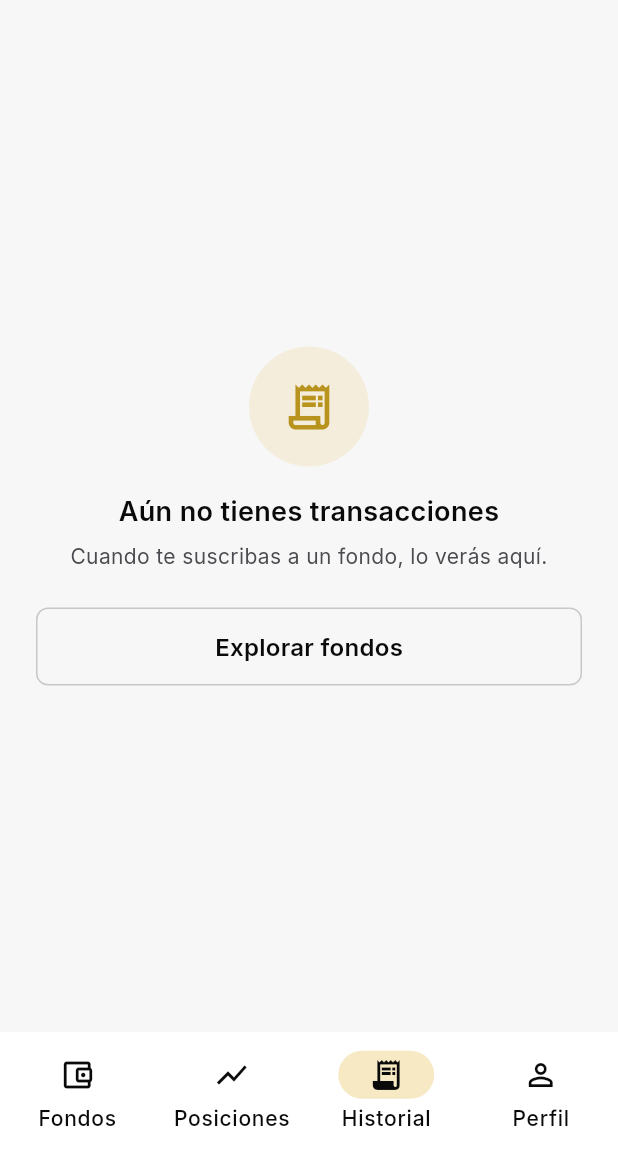
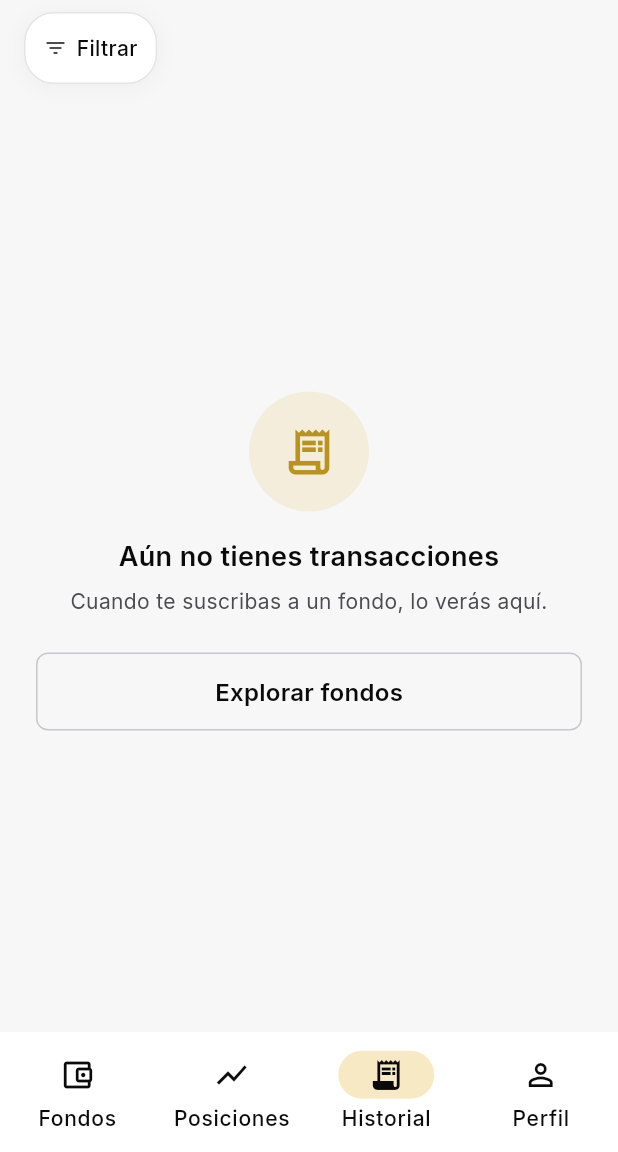
Before and after one commit to jhonsua/btg-funds-app, a Flutter app: the screen it shows after launch, item 3 of the bottom bar chosen, on a phone screen of 412 x 824 dp, the part 84-1236 px from its top. Run offline on Flutter 3.47's test engine with Material 3 defaults, Android fonts, the light colour scheme and no system bars; our stand-ins replace dartz, fl_chart, flutter_riverpod, freezed_annotation, go_router, shared_preferences.

Commit message:
feat: chip 'Filtrar' descubrible en TransactionsScreen (Etapa 7.5)
Antes: filtros accesibles solo vía icono en AppBar — patrón
power-user, poco descubrible para usuarios no técnicos.

Ahora: FilterTriggerChip 'Filtrar' visible debajo del título,
junto a los chips de filtros activos. Doble entrada al sheet:
chip principal (descubrimiento) + icono AppBar (atajo).
En 320dp los chips usan Wrap para fluir a línea siguiente.

```diff
--- a/lib/features/transactions/presentation/screens/transactions_screen.dart
+++ b/lib/features/transactions/presentation/screens/transactions_screen.dart
@@ -7,6 +7,7 @@ import 'package:btg_funds_app/core/utils/responsive.dart';
 import 'package:btg_funds_app/features/transactions/presentation/providers/providers.dart';
 import 'package:btg_funds_app/features/transactions/presentation/widgets/active_filters_chip.dart';
 import 'package:btg_funds_app/features/transactions/presentation/widgets/filter_bottom_sheet.dart';
+import 'package:btg_funds_app/features/transactions/presentation/widgets/filter_trigger_chip.dart';
 import 'package:btg_funds_app/features/transactions/presentation/widgets/transaction_card.dart';
 import 'package:btg_funds_app/features/transactions/presentation/widgets/transaction_card_skeleton.dart';
 import 'package:btg_funds_app/shared/widgets/app_empty_view.dart';
@@ -21,6 +22,15 @@ class TransactionsScreen extends ConsumerWidget {
     final notifier = ref.watch(transactionsNotifierProvider.notifier);
     final currentFilter = notifier.currentFilter;
 
+    Future<void> openFilters() async {
+      final result = await showFilterBottomSheet(
+        context,
+        current: currentFilter,
+      );
+      if (result == null) return;
+      await notifier.applyFilter(result);
+    }
+
     return Scaffold(
       appBar: AppBar(
         title: const Text('Historial'),
@@ -28,14 +38,7 @@ class TransactionsScreen extends ConsumerWidget {
           IconButton(
             tooltip: 'Filtrar',
             icon: const Icon(Icons.filter_list),
-            onPressed: () async {
-              final result = await showFilterBottomSheet(
-                context,
-                current: currentFilter,
-              );
-              if (result == null) return;
-              await notifier.applyFilter(result);
-            },
+            onPressed: openFilters,
           ),
         ],
       ),
@@ -43,6 +46,18 @@ class TransactionsScreen extends ConsumerWidget {
         context,
         Column(
           children: [
+            Padding(
+              padding: const EdgeInsets.fromLTRB(
+                AppSpacing.md,
+                AppSpacing.sm,
+                AppSpacing.md,
+                AppSpacing.xs,
+              ),
+              child: Align(
+                alignment: AlignmentDirectional.centerStart,
+                child: FilterTriggerChip(onTap: openFilters),
+              ),
+            ),
             ActiveFiltersChips(filter: currentFilter),
             Expanded(
               child: txsAsync.when(
--- /dev/null
+++ b/lib/features/transactions/presentation/widgets/filter_trigger_chip.dart
@@ -0,0 +1,55 @@
+import 'package:flutter/material.dart';
+
+import 'package:btg_funds_app/core/theme/app_colors.dart';
+import 'package:btg_funds_app/core/theme/app_elevation.dart';
+import 'package:btg_funds_app/core/theme/app_text_styles.dart';
+import 'package:btg_funds_app/shared/widgets/animated_press.dart';
+
+/// Chip "Filtrar" visible sobre la lista de transacciones para mejorar la
+/// descubribilidad de los filtros (antes accesibles solo vía icono del
+/// AppBar — patrón power-user). Coexiste con el icono del AppBar como
+/// doble entrada al mismo bottom sheet.
+class FilterTriggerChip extends StatelessWidget {
+  const FilterTriggerChip({super.key, required this.onTap});
+
+  final VoidCallback onTap;
+
+  @override
+  Widget build(BuildContext context) {
+    return MouseRegion(
+      cursor: SystemMouseCursors.click,
+      child: AnimatedPress(
+        onTap: onTap,
+        child: ConstrainedBox(
+          constraints: const BoxConstraints(minHeight: 48),
+          child: Container(
+            padding: const EdgeInsets.symmetric(horizontal: 12, vertical: 8),
+            decoration: BoxDecoration(
+              color: AppColors.surface,
+              border: Border.all(color: AppColors.border),
+              borderRadius: BorderRadius.circular(20),
+              boxShadow: AppElevation.low,
+            ),
+            child: Row(
+              mainAxisSize: MainAxisSize.min,
+              children: [
+                const Icon(
+                  Icons.filter_list,
+                  size: 16,
+                  color: AppColors.textSecondary,
+                ),
+                const SizedBox(width: 6),
+                Text(
+                  'Filtrar',
+                  style: AppTextStyles.labelMedium.copyWith(
+                    color: AppColors.textPrimary,
+                  ),
+                ),
+              ],
+            ),
+          ),
+        ),
+      ),
+    );
+  }
+}
```
Also changed, not shown: 1 other file.
